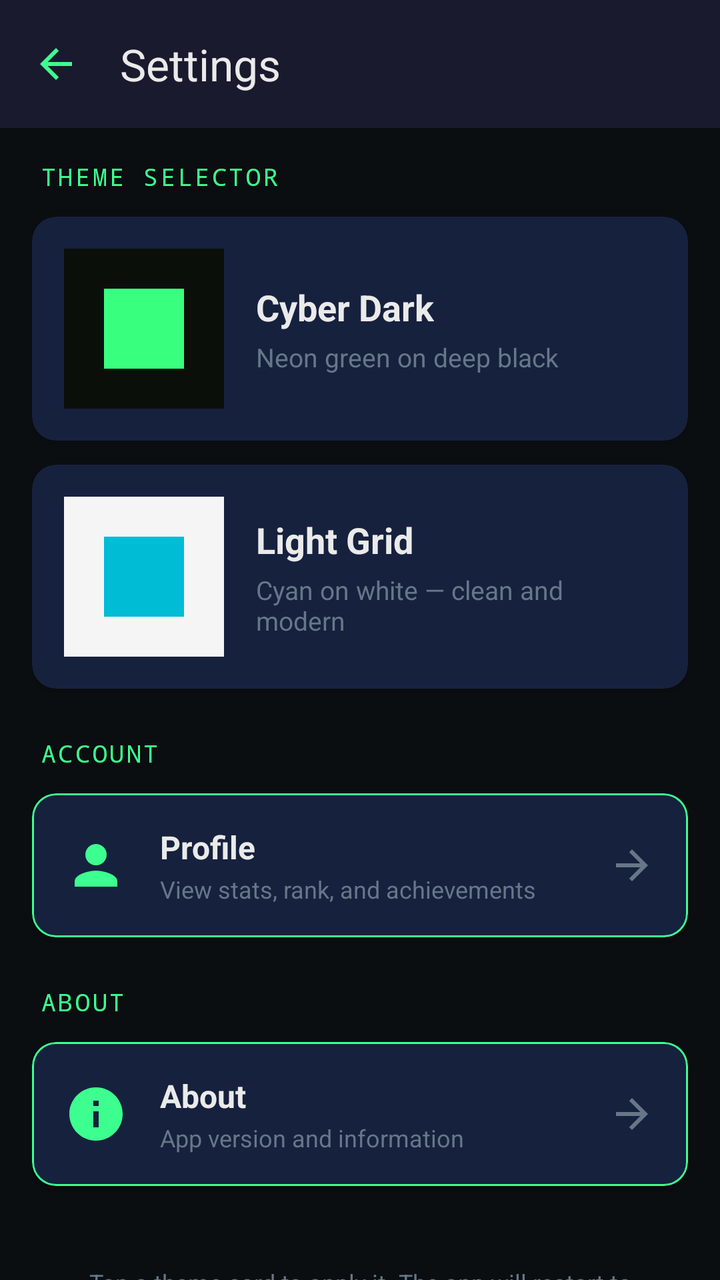
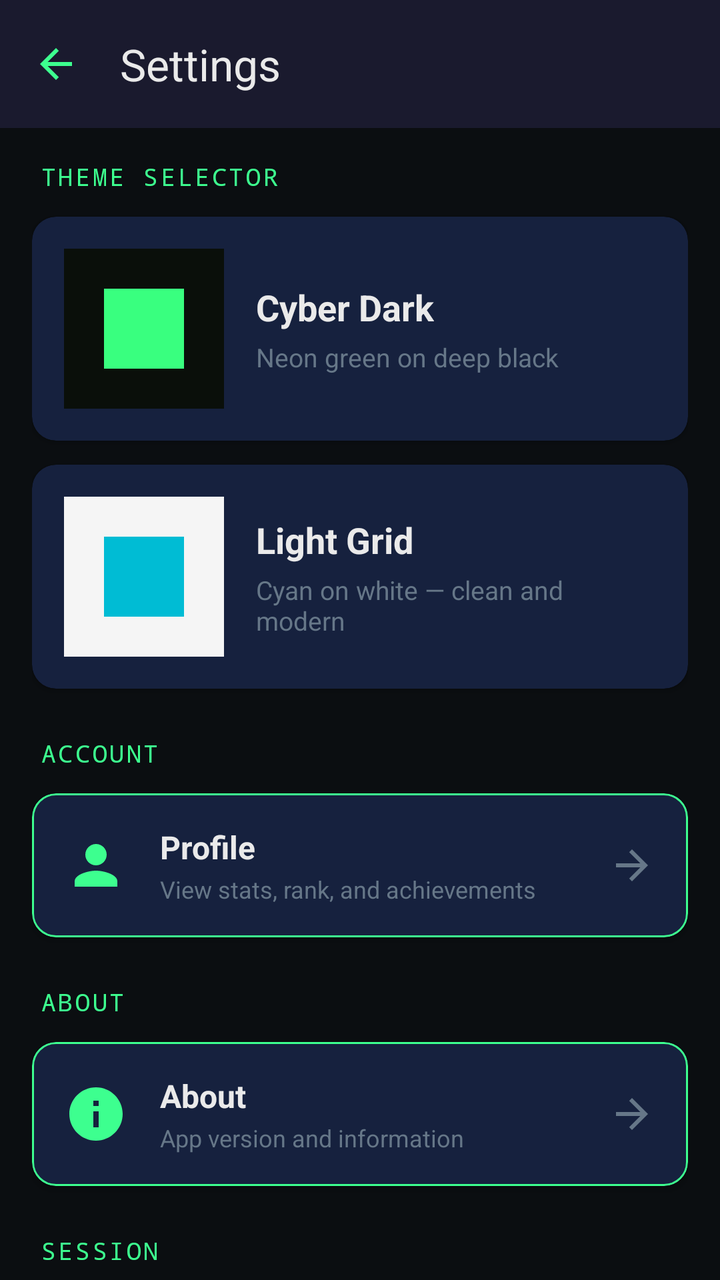

Compare the two renders of this Android layout. The source of the first and the diff that turns it into the second are given below.
<!-- AndroidManifest.xml: activity theme Theme.ServerMasterNCII -->
<!-- res/layout/activity_settings.xml -->
<?xml version="1.0" encoding="utf-8"?>
<androidx.coordinatorlayout.widget.CoordinatorLayout xmlns:android="http://schemas.android.com/apk/res/android"
    xmlns:app="http://schemas.android.com/apk/res-auto"
    xmlns:tools="http://schemas.android.com/tools"
    android:layout_width="match_parent"
    android:layout_height="match_parent"
    android:background="?android:colorBackground"
    tools:context=".SettingsActivity">

    
    <com.google.android.material.appbar.AppBarLayout
        android:id="@+id/appBarLayout"
        android:layout_width="match_parent"
        android:layout_height="wrap_content"
        android:background="?colorSurface"
        app:elevation="0dp">

        <com.google.android.material.appbar.MaterialToolbar
            android:id="@+id/toolbar"
            android:layout_width="match_parent"
            android:layout_height="?attr/actionBarSize"
            android:background="?colorSurface"
            app:title="Settings"
            app:titleTextColor="?colorOnSurface"
            app:navigationIcon="@drawable/ic_arrow_back"
            app:navigationIconTint="?colorPrimary" />

    </com.google.android.material.appbar.AppBarLayout>

    
    <androidx.core.widget.NestedScrollView
        android:layout_width="match_parent"
        android:layout_height="match_parent"
        android:fillViewport="true"
        app:layout_behavior="@string/appbar_scrolling_view_behavior">

        <LinearLayout
            android:layout_width="match_parent"
            android:layout_height="wrap_content"
            android:orientation="vertical"
            android:padding="16dp">

            
            <TextView
                android:layout_width="match_parent"
                android:layout_height="wrap_content"
                android:text="THEME SELECTOR"
                android:textSize="12sp"
                android:textColor="?colorPrimary"
                android:fontFamily="monospace"
                android:letterSpacing="0.1"
                android:paddingStart="4dp"
                android:paddingEnd="4dp"
                android:paddingBottom="12dp" />

            
            <com.google.android.material.card.MaterialCardView
                android:id="@+id/cardCyberDark"
                android:layout_width="match_parent"
                android:layout_height="wrap_content"
                android:layout_marginBottom="12dp"
                android:clickable="true"
                android:focusable="true"
                app:cardCornerRadius="12dp"
                app:cardElevation="2dp"
                app:strokeWidth="2dp"
                app:strokeColor="@android:color/transparent"
                app:cardBackgroundColor="?colorSurfaceVariant">

                <LinearLayout
                    android:layout_width="match_parent"
                    android:layout_height="wrap_content"
                    android:orientation="horizontal"
                    android:padding="16dp">

                    
                    <LinearLayout
                        android:layout_width="80dp"
                        android:layout_height="80dp"
                        android:orientation="vertical"
                        android:background="#FF0A0F0A"
                        android:gravity="center">

                        <View
                            android:layout_width="40dp"
                            android:layout_height="40dp"
                            android:background="#FF39FF7F" />

                    </LinearLayout>

                    
                    <LinearLayout
                        android:layout_width="0dp"
                        android:layout_height="wrap_content"
                        android:layout_weight="1"
                        android:orientation="vertical"
                        android:layout_marginStart="16dp"
                        android:layout_gravity="center_vertical">

                        <TextView
                            android:layout_width="wrap_content"
                            android:layout_height="wrap_content"
                            android:text="Cyber Dark"
                            android:textSize="18sp"
                            android:textStyle="bold"
                            android:textColor="?colorOnSurface" />

                        <TextView
                            android:layout_width="wrap_content"
                            android:layout_height="wrap_content"
                            android:text="Neon green on deep black"
                            android:textSize="13sp"
                            android:textColor="?colorOnSurfaceVariant"
                            android:layout_marginTop="4dp" />

                        <TextView
                            android:id="@+id/badgeCyberDark"
                            android:layout_width="wrap_content"
                            android:layout_height="wrap_content"
                            android:text="● ACTIVE"
                            android:textSize="11sp"
                            android:textColor="#FF39FF7F"
                            android:fontFamily="monospace"
                            android:visibility="gone"
                            android:layout_marginTop="6dp" />

                    </LinearLayout>

                </LinearLayout>

            </com.google.android.material.card.MaterialCardView>

            
            <com.google.android.material.card.MaterialCardView
                android:id="@+id/cardLightGrid"
                android:layout_width="match_parent"
                android:layout_height="wrap_content"
                android:layout_marginBottom="24dp"
                android:clickable="true"
                android:focusable="true"
                app:cardCornerRadius="12dp"
                app:cardElevation="2dp"
                app:strokeWidth="2dp"
                app:strokeColor="@android:color/transparent"
                app:cardBackgroundColor="?colorSurfaceVariant">

                <LinearLayout
                    android:layout_width="match_parent"
                    android:layout_height="wrap_content"
                    android:orientation="horizontal"
                    android:padding="16dp">

                    
                    <LinearLayout
                        android:layout_width="80dp"
                        android:layout_height="80dp"
                        android:orientation="vertical"
                        android:background="#FFF5F5F5"
                        android:gravity="center">

                        <View
                            android:layout_width="40dp"
                            android:layout_height="40dp"
                            android:background="#FF00BCD4" />

                    </LinearLayout>

                    
                    <LinearLayout
                        android:layout_width="0dp"
                        android:layout_height="wrap_content"
                        android:layout_weight="1"
                        android:orientation="vertical"
                        android:layout_marginStart="16dp"
                        android:layout_gravity="center_vertical">

                        <TextView
                            android:layout_width="wrap_content"
                            android:layout_height="wrap_content"
                            android:text="Light Grid"
                            android:textSize="18sp"
                            android:textStyle="bold"
                            android:textColor="?colorOnSurface" />

                        <TextView
                            android:layout_width="wrap_content"
                            android:layout_height="wrap_content"
                            android:text="Cyan on white — clean and modern"
                            android:textSize="13sp"
                            android:textColor="?colorOnSurfaceVariant"
                            android:layout_marginTop="4dp" />

                        <TextView
                            android:id="@+id/badgeLightGrid"
                            android:layout_width="wrap_content"
                            android:layout_height="wrap_content"
                            android:text="● ACTIVE"
                            android:textSize="11sp"
                            android:textColor="#FF00BCD4"
                            android:fontFamily="monospace"
                            android:visibility="gone"
                            android:layout_marginTop="6dp" />

                    </LinearLayout>

                </LinearLayout>

            </com.google.android.material.card.MaterialCardView>

            
            
            

            <TextView
                android:layout_width="match_parent"
                android:layout_height="wrap_content"
                android:text="ACCOUNT"
                android:textSize="12sp"
                android:textColor="?colorPrimary"
                android:fontFamily="monospace"
                android:letterSpacing="0.1"
                android:paddingStart="4dp"
                android:paddingEnd="4dp"
                android:paddingBottom="12dp" />

            
            <com.google.android.material.card.MaterialCardView
                android:id="@+id/cardAccount"
                android:layout_width="match_parent"
                android:layout_height="wrap_content"
                android:layout_marginBottom="24dp"
                android:clickable="true"
                android:focusable="true"
                app:cardCornerRadius="12dp"
                app:cardElevation="2dp"
                app:strokeWidth="1dp"
                app:strokeColor="?colorPrimary"
                app:cardBackgroundColor="?colorSurfaceVariant">

                <LinearLayout
                    android:layout_width="match_parent"
                    android:layout_height="wrap_content"
                    android:orientation="horizontal"
                    android:padding="16dp"
                    android:gravity="center_vertical">

                    
                    <ImageView
                        android:layout_width="32dp"
                        android:layout_height="32dp"
                        android:src="@drawable/ic_person"
                        android:contentDescription="Account"
                        app:tint="?colorPrimary" />

                    
                    <LinearLayout
                        android:layout_width="0dp"
                        android:layout_height="wrap_content"
                        android:layout_weight="1"
                        android:orientation="vertical"
                        android:layout_marginStart="16dp">

                        <TextView
                            android:layout_width="wrap_content"
                            android:layout_height="wrap_content"
                            android:text="Profile"
                            android:textSize="16sp"
                            android:textStyle="bold"
                            android:textColor="?colorOnSurface" />

                        <TextView
                            android:layout_width="wrap_content"
                            android:layout_height="wrap_content"
                            android:text="View stats, rank, and achievements"
                            android:textSize="12sp"
                            android:textColor="?colorOnSurfaceVariant"
                            android:layout_marginTop="2dp" />

                    </LinearLayout>

                    
                    <ImageView
                        android:layout_width="24dp"
                        android:layout_height="24dp"
                        android:src="@drawable/ic_arrow_forward"
                        android:contentDescription="Open"
                        app:tint="?colorOnSurfaceVariant" />

                </LinearLayout>

            </com.google.android.material.card.MaterialCardView>

            
            
            

            <TextView
                android:layout_width="match_parent"
                android:layout_height="wrap_content"
                android:text="ABOUT"
                android:textSize="12sp"
                android:textColor="?colorPrimary"
                android:fontFamily="monospace"
                android:letterSpacing="0.1"
                android:paddingStart="4dp"
                android:paddingEnd="4dp"
                android:paddingBottom="12dp" />

            
            <com.google.android.material.card.MaterialCardView
                android:id="@+id/cardAbout"
                android:layout_width="match_parent"
                android:layout_height="wrap_content"
                android:layout_marginBottom="24dp"
                android:clickable="true"
                android:focusable="true"
                app:cardCornerRadius="12dp"
                app:cardElevation="2dp"
                app:strokeWidth="1dp"
                app:strokeColor="?colorPrimary"
                app:cardBackgroundColor="?colorSurfaceVariant">

                <LinearLayout
                    android:layout_width="match_parent"
                    android:layout_height="wrap_content"
                    android:orientation="horizontal"
                    android:padding="16dp"
                    android:gravity="center_vertical">

                    
                    <ImageView
                        android:layout_width="32dp"
                        android:layout_height="32dp"
                        android:src="@drawable/ic_info"
                        android:contentDescription="About"
                        app:tint="?colorPrimary" />

                    
                    <LinearLayout
                        android:layout_width="0dp"
                        android:layout_height="wrap_content"
                        android:layout_weight="1"
                        android:orientation="vertical"
                        android:layout_marginStart="16dp">

                        <TextView
                            android:layout_width="wrap_content"
                            android:layout_height="wrap_content"
                            android:text="About"
                            android:textSize="16sp"
                            android:textStyle="bold"
                            android:textColor="?colorOnSurface" />

                        <TextView
                            android:layout_width="wrap_content"
                            android:layout_height="wrap_content"
                            android:text="App version and information"
                            android:textSize="12sp"
                            android:textColor="?colorOnSurfaceVariant"
                            android:layout_marginTop="2dp" />

                    </LinearLayout>

                    
                    <ImageView
                        android:layout_width="24dp"
                        android:layout_height="24dp"
                        android:src="@drawable/ic_arrow_forward"
                        android:contentDescription="Open"
                        app:tint="?colorOnSurfaceVariant" />

                </LinearLayout>

            </com.google.android.material.card.MaterialCardView>

            
            <TextView
                android:layout_width="match_parent"
                android:layout_height="wrap_content"
                android:text="Tap a theme card to apply it. The app will restart to apply the new theme."
                android:textSize="12sp"
                android:textColor="?colorOnSurfaceVariant"
                android:gravity="center"
                android:layout_marginTop="16dp"
                android:paddingStart="24dp"
                android:paddingEnd="24dp" />

        </LinearLayout>

    </androidx.core.widget.NestedScrollView>

</androidx.coordinatorlayout.widget.CoordinatorLayout>
<!-- resources referenced by this layout -->
<resources>
  <!-- drawable ic_arrow_back (drawable) -->
  <vector xmlns:android="http://schemas.android.com/apk/res/android"
      android:width="24dp"
      android:height="24dp"
      android:viewportWidth="24"
      android:viewportHeight="24">
      <path
          android:fillColor="#FFFFFFFF"
          android:pathData="M20,11H7.83l5.59,-5.59L12,4l-8,8 8,8 1.41,-1.41L7.83,13H20v-2z"/>
  </vector>
  <!-- drawable ic_arrow_forward (drawable) -->
  <vector xmlns:android="http://schemas.android.com/apk/res/android"
      android:width="24dp"
      android:height="24dp"
      android:viewportWidth="24"
      android:viewportHeight="24">
      <path
          android:fillColor="#FFFFFFFF"
          android:pathData="M12,4l-1.41,1.41L16.17,11H4v2h12.17l-5.58,5.59L12,20l8,-8z"/>
  </vector>
  <!-- drawable ic_info (drawable) -->
  <vector xmlns:android="http://schemas.android.com/apk/res/android"
      android:width="24dp"
      android:height="24dp"
      android:viewportWidth="24"
      android:viewportHeight="24">
      <path
          android:fillColor="#FFFFFFFF"
          android:pathData="M12,2C6.48,2 2,6.48 2,12s4.48,10 10,10 10,-4.48 10,-10S17.52,2 12,2zM13,17h-2v-6h2v6zM13,9h-2L11,7h2v2z"/>
  </vector>
  <!-- drawable ic_person (drawable) -->
  <vector xmlns:android="http://schemas.android.com/apk/res/android"
      android:width="24dp"
      android:height="24dp"
      android:viewportWidth="24"
      android:viewportHeight="24">
      <path
          android:fillColor="#FFFFFFFF"
          android:pathData="M12,12c2.21,0 4,-1.79 4,-4s-1.79,-4 -4,-4 -4,1.79 -4,4 1.79,4 4,4zM12,14c-2.67,0 -8,1.34 -8,4v2h16v-2c0,-2.66 -5.33,-4 -8,-4z"/>
  </vector>
  <style name="Theme.ServerMasterNCII" parent="Theme.ServerMasterNCII.CyberDark" />
  <style name="Theme.ServerMasterNCII.CyberDark" parent="Theme.Material3.DayNight.NoActionBar">
          <item name="colorPrimary">@color/cyber_neon_green</item>
          <item name="colorOnPrimary">@color/cyber_bg_primary</item>
          <item name="colorPrimaryContainer">@color/cyber_neon_green_dim</item>
          <item name="colorOnPrimaryContainer">@color/cyber_neon_green</item>
          <item name="android:colorBackground">@color/cyber_bg_deepest</item>
          <item name="colorSurface">@color/cyber_bg_surface</item>
          <item name="colorOnSurface">@color/cyber_text_primary</item>
          <item name="colorSurfaceVariant">@color/cyber_bg_card</item>
          <item name="colorOnSurfaceVariant">@color/cyber_text_secondary</item>
          <item name="android:windowDrawsSystemBarBackgrounds">true</item>
          <item name="android:navigationBarColor">@color/cyber_bg_deepest</item>
          <item name="android:statusBarColor">@color/cyber_bg_deepest</item>
          <item name="android:windowLightStatusBar">false</item>
          <item name="android:windowLightNavigationBar">false</item>
      </style>
  <color name="cyber_neon_green">#FF3DFF8F</color>
  <color name="cyber_bg_primary">#FF0A0A1A</color>
  <color name="cyber_neon_green_dim">#1A3DFF8F</color>
  <color name="cyber_bg_deepest">#FF0B0E11</color>
  <color name="cyber_bg_surface">#FF1A1A2E</color>
  <color name="cyber_text_primary">#FFEAEAEA</color>
  <color name="cyber_bg_card">#FF16213E</color>
  <color name="cyber_text_secondary">#FF667788</color>
</resources>

<!-- the commit's change to res/layout/activity_settings.xml (unified diff, before → after) -->
@@ -374,6 +374,89 @@
             </com.google.android.material.card.MaterialCardView>
 
             
+            
+            
+            
+
+            <TextView
+                android:layout_width="match_parent"
+                android:layout_height="wrap_content"
+                android:text="SESSION"
+                android:textSize="12sp"
+                android:textColor="?colorPrimary"
+                android:fontFamily="monospace"
+                android:letterSpacing="0.1"
+                android:paddingStart="4dp"
+                android:paddingEnd="4dp"
+                android:paddingBottom="12dp" />
+
+            <com.google.android.material.card.MaterialCardView
+                android:id="@+id/cardLogout"
+                android:layout_width="match_parent"
+                android:layout_height="wrap_content"
+                android:layout_marginBottom="24dp"
+                android:clickable="true"
+                android:focusable="true"
+                app:cardCornerRadius="12dp"
+                app:cardElevation="2dp"
+                app:strokeWidth="1dp"
+                app:strokeColor="#FFCC0000"
+                app:cardBackgroundColor="?colorSurfaceVariant">
+
+                <LinearLayout
+                    android:layout_width="match_parent"
+                    android:layout_height="wrap_content"
+                    android:orientation="horizontal"
+                    android:padding="16dp"
+                    android:gravity="center_vertical">
+
+                    
+                    <ImageView
+                        android:layout_width="32dp"
+                        android:layout_height="32dp"
+                        android:src="@drawable/ic_logout"
+                        android:contentDescription="Logout"
+                        app:tint="#FFCC0000" />
+
+                    
+                    <LinearLayout
+                        android:layout_width="0dp"
+                        android:layout_height="wrap_content"
+                        android:layout_weight="1"
+                        android:orientation="vertical"
+                        android:layout_marginStart="16dp">
+
+                        <TextView
+                            android:layout_width="wrap_content"
+                            android:layout_height="wrap_content"
+                            android:text="Terminate Session"
+                            android:textSize="16sp"
+                            android:textStyle="bold"
+                            android:textColor="#FFCC0000" />
+
+                        <TextView
+                            android:layout_width="wrap_content"
+                            android:layout_height="wrap_content"
+                            android:text="Sign out of your account"
+                            android:textSize="12sp"
+                            android:textColor="?colorOnSurfaceVariant"
+                            android:layout_marginTop="2dp" />
+
+                    </LinearLayout>
+
+                    
+                    <ImageView
+                        android:layout_width="24dp"
+                        android:layout_height="24dp"
+                        android:src="@drawable/ic_arrow_forward"
+                        android:contentDescription="Logout"
+                        app:tint="#FFCC0000" />
+
+                </LinearLayout>
+
+            </com.google.android.material.card.MaterialCardView>
+
+            
             <TextView
                 android:layout_width="match_parent"
                 android:layout_height="wrap_content"
<!-- resource entries referenced after the edit -->
@@ -29,6 +29,22 @@
       <path
           android:fillColor="#FFFFFFFF"
           android:pathData="M12,2C6.48,2 2,6.48 2,12s4.48,10 10,10 10,-4.48 10,-10S17.52,2 12,2zM13,17h-2v-6h2v6zM13,9h-2L11,7h2v2z"/>
+  </vector>
+  <!-- drawable ic_logout (drawable) -->
+  <vector xmlns:android="http://schemas.android.com/apk/res/android"
+      android:width="24dp"
+      android:height="24dp"
+      android:viewportWidth="24"
+      android:viewportHeight="24"
+      android:tint="?attr/colorControlNormal">
+  
+      <path
+          android:fillColor="@android:color/white"
+          android:pathData="M17,17.25V21a1,1 0,0 1,-1 1H4a1,1 0,0 1,-1 -1V3a1,1 0,0 1,1 -1h12a1,1 0,0 1,1 1v3.75h-2V4H5v16h10v-2.75h2Z"/>
+  
+      <path
+          android:fillColor="@android:color/white"
+          android:pathData="M10,11V13H18V16L22,12L18,8V11H10Z"/>
   </vector>
   <!-- drawable ic_person (drawable) -->
   <vector xmlns:android="http://schemas.android.com/apk/res/android"
